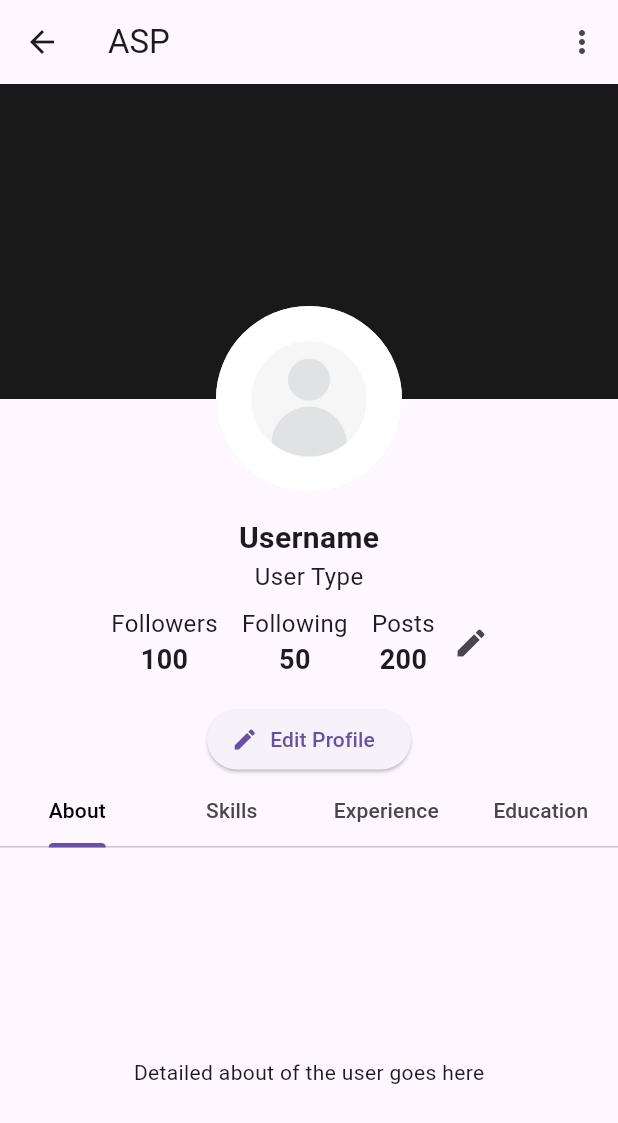
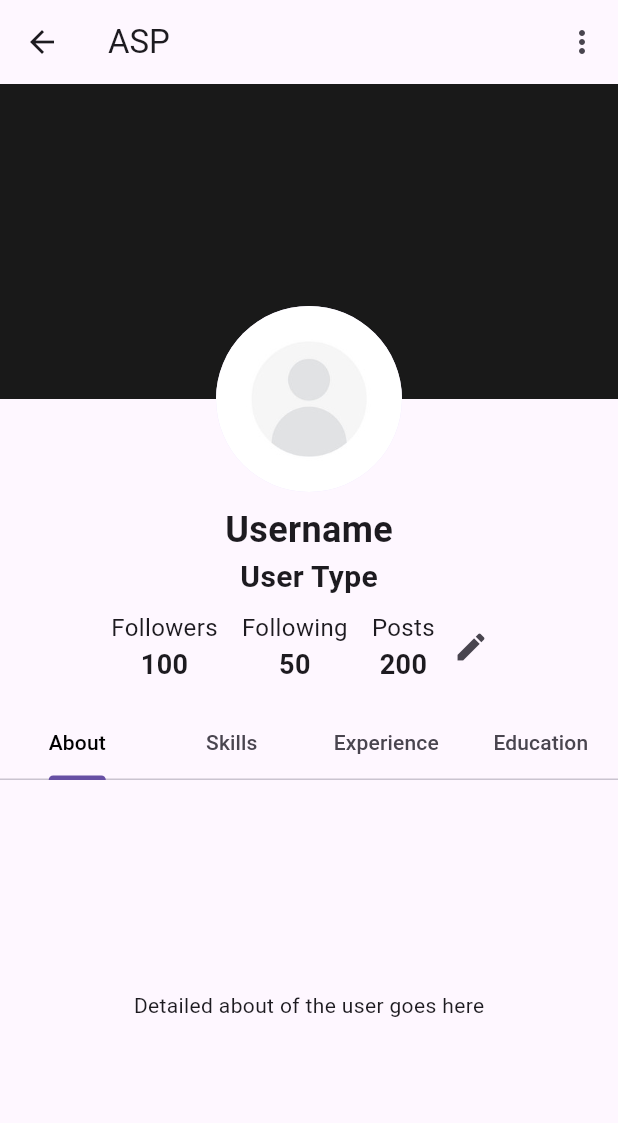
Before and after one commit to Sigma-Blue/ASP-Client, a Flutter app: the MyProfilePage screen opened directly, on a phone screen of 412 x 824 dp. Shown: the top 1123 px of the screen. Run offline on Flutter 3.47's test engine with Material 3 defaults, Android fonts, the light colour scheme and no system bars; our stand-ins replace email_validator, flutter_pw_validator, image_picker, snippet_coder_utils; missing offline and left inert: api_cache_manager, cloudinary_flutter, cloudinary_url_gen, comment_box; network calls fail.

```diff
--- a/lib/Pages/Home/Home_Screen.dart
+++ b/lib/Pages/Home/Home_Screen.dart
@@ -2,6 +2,7 @@ import 'package:ap/Pages/Home/home.dart';
 import 'package:ap/Pages/Addposts/add_post.dart';
 import 'package:ap/Pages/Profile/EditProfile/Edit_Profile.dart';
 import 'package:ap/Pages/Profile/ProfilePage.dart';
+import 'package:ap/Pages/Search/search.dart';
 import 'package:flutter/material.dart';
 
 class HomePage extends StatefulWidget {
@@ -20,8 +21,7 @@ class _HomePageState extends State<HomePage> {
 
   final List<Widget> _children = [
     Home(),
-    // const Search(Username: "Gokulramana", Usertype: "Alumni"),
-    const EditProfile(),
+    const Search(username: "Gokul", usertype: "Alumni"),
     MyProfilePage(),
     const AddPost(),
     MyProfilePage()
--- a/lib/Pages/Home/home_post.dart
+++ b/lib/Pages/Home/home_post.dart
@@ -105,9 +105,11 @@ class _postState extends State<Userpost> {
                   const commentpopup(),
                 ],
               ),
+              Spacer(),
+              Spacer(),
               Expanded(
                   child: Padding(
-                padding: const EdgeInsets.only(left: 170.0, right: 0),
+                padding: const EdgeInsets.only(left: 0, right: 0),
                 child: ElevatedButton(
                     style: ElevatedButton.styleFrom(),
                     onPressed: () {
--- a/lib/Pages/Profile/ProfilePage.dart
+++ b/lib/Pages/Profile/ProfilePage.dart
@@ -37,28 +37,28 @@ class MyProfilePage extends StatelessWidget {
           crossAxisAlignment: CrossAxisAlignment.stretch,
           children: [
             buildTop(),
-            const SizedBox(height: 16.0),
+            const SizedBox(height: 8.0),
             Center(
               child: Column(
                 children: [
                   const Text(
                     'Username',
                     style: TextStyle(
-                      fontSize: 20.0,
+                      fontSize: 24.0,
                       fontWeight: FontWeight.bold,
                     ),
                   ),
                   const Text(
                     'User Type',
-                    style: TextStyle(
-                      fontSize: 16.0,
-                    ),
+                    style:
+                        TextStyle(fontSize: 20.0, fontWeight: FontWeight.bold),
                   ),
                   const SizedBox(height: 8.0),
                   Row(
                     mainAxisAlignment: MainAxisAlignment.center,
                     children: [
-                      const Column(
+                      const Center(
+                        child: Column(
                           children: [
                             Text(
                               'Followers',
@@ -74,6 +74,7 @@ class MyProfilePage extends StatelessWidget {
                               ),
                             ),
                           ],
+                        ),
                       ),
                       const SizedBox(width: 16.0),
                       const Column(
@@ -127,11 +128,11 @@ class MyProfilePage extends StatelessWidget {
                     ],
                   ),
                   const SizedBox(height: 16.0),
-                  ElevatedButton.icon(
-                    onPressed: () {},
-                    icon: const Icon(Icons.edit),
-                    label: const Text('Edit Profile'),
-                  ),
+                  // ElevatedButton.icon(
+                  //   onPressed: () {},
+                  //   icon: const Icon(Icons.edit),
+                  //   label: const Text('Edit Profile'),
+                  // ),
                 ],
               ),
             ),
```
Lines whose indentation alone changed are shown as unchanged.
